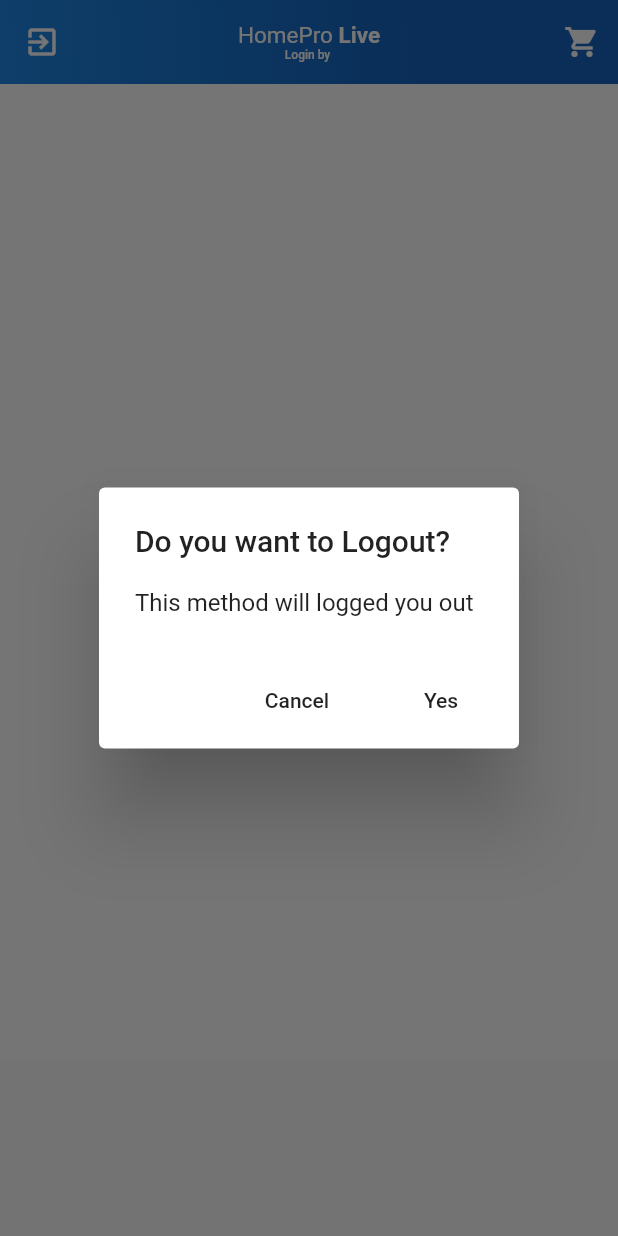
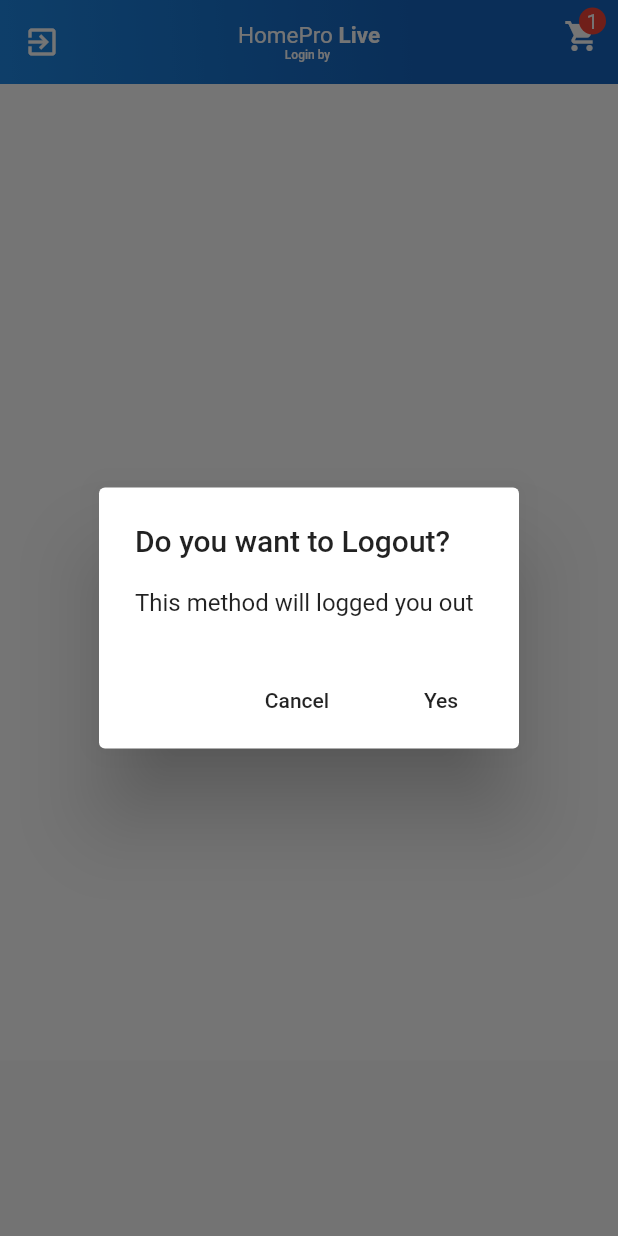
Before and after one commit to DsdlTon/HomeProLive, a Flutter app: the ListLivePage screen opened directly, after a tap on the "exit to app" icon, on a phone screen of 412 x 824 dp. Run offline on Flutter 3.47's test engine with Material 2 defaults, Android fonts, the phone set to English and light mode, and no system bars; our stand-ins replace cloud_firestore, firebase_messaging, firebase_storage, flutter_local_notifications, fluttertoast, image_picker and 2 more; missing offline and left inert: agora_rtc_engine, keyboard_visibility; accounts and stored records are empty.

Commit message:
show Number of item in cart at cart icon

```diff
--- a/lib/screens/CartPage.dart
+++ b/lib/screens/CartPage.dart
@@ -34,7 +34,6 @@ class _CartPageState extends State<CartPage> {
     final headers = {
       "access-token": _accessToken,
     };
-    print(CartService);
     return CartService.getUserCart(headers);
   }
 
--- a/lib/screens/ListLivePage.dart
+++ b/lib/screens/ListLivePage.dart
@@ -1,8 +1,10 @@
 import 'package:firebase_messaging/firebase_messaging.dart';
 import 'package:flutter/material.dart';
 import 'package:test_live_app/animations/floatUpAnimation.dart';
+import 'package:test_live_app/controllers/api.dart';
 import 'package:test_live_app/controllers/firebaseDB.dart';
 import 'package:shared_preferences/shared_preferences.dart';
+import 'package:test_live_app/models/Cart.dart';
 import 'package:test_live_app/screens/LivePage.dart';
 
 class ListLivePage extends StatefulWidget {
@@ -11,9 +13,10 @@ class ListLivePage extends StatefulWidget {
 }
 
 class _ListLivePageState extends State<ListLivePage> {
+  Cart _cartData = Cart();
   String username = '';
-  String accessToken;
-
+  String _accessToken;
+  int cartLen = 1;
   getUserData() async {
     SharedPreferences prefs = await SharedPreferences.getInstance();
     setState(() {
@@ -22,19 +25,37 @@ class _ListLivePageState extends State<ListLivePage> {
     return username;
   }
 
-  getAccessToken() async {
+  Future<String> getAccessToken() async {
     SharedPreferences prefs = await SharedPreferences.getInstance();
+    String accessToken = prefs.getString('accessToken');
     setState(() {
-      accessToken = prefs.getString('accessToken');
-      print('ACCESSTOKEN: $accessToken');
+      _accessToken = accessToken;
     });
+    return _accessToken;
+  }
+
+  Future<Cart> getUserCartData() async {
+    print('ENTER GETUSERCARTDATA');
+    final headers = {
+      "access-token": _accessToken,
+    };
+    print(headers);
+    return CartService.getUserCart(headers);
   }
 
   @override
   void initState() {
     super.initState();
     getUserData();
-    getAccessToken();
+    getAccessToken().then((accessToken) {
+      getUserCartData().then((cartData) {
+        setState(() {
+          _cartData = cartData;
+          cartLen = _cartData.cartDetails.length;
+        });
+        print('cartLen: $cartLen');
+      });
+    });
   }
 
   @override
@@ -353,7 +374,9 @@ class _ListLivePageState extends State<ListLivePage> {
   }
 
   Widget cartButton() {
-    return IconButton(
+    return Stack(
+      children: [
+        IconButton(
           icon: Icon(
             Icons.shopping_cart,
             color: Colors.white,
@@ -362,6 +385,25 @@ class _ListLivePageState extends State<ListLivePage> {
           onPressed: () {
             Navigator.of(context).pushNamed('/cartPage');
           },
+        ),
+        cartLen != 0
+            ? Positioned(
+                top: 5,
+                right: 8,
+                child: Container(
+                  width: 18,
+                  height: 18,
+                  decoration: BoxDecoration(
+                    shape: BoxShape.circle,
+                    color: Colors.red,
+                  ),
+                  child: Center(
+                    child: Text('$cartLen'),
+                  ),
+                ),
+              )
+            : Container(),
+      ],
     );
   }
 
```
Also changed, not shown: lib/screens/ListRecentlyLivePage.dart (+54 -1 lines), lib/screens/allChatPage.dart (+54 -1 lines). Lines whose indentation alone changed are shown as unchanged.
